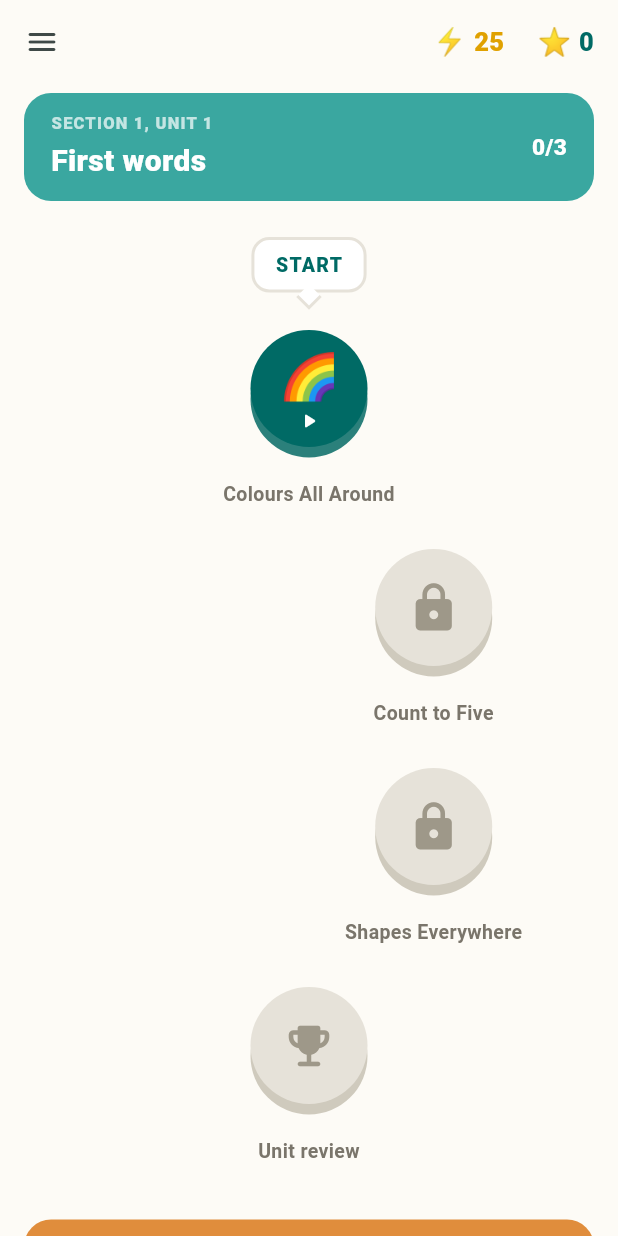
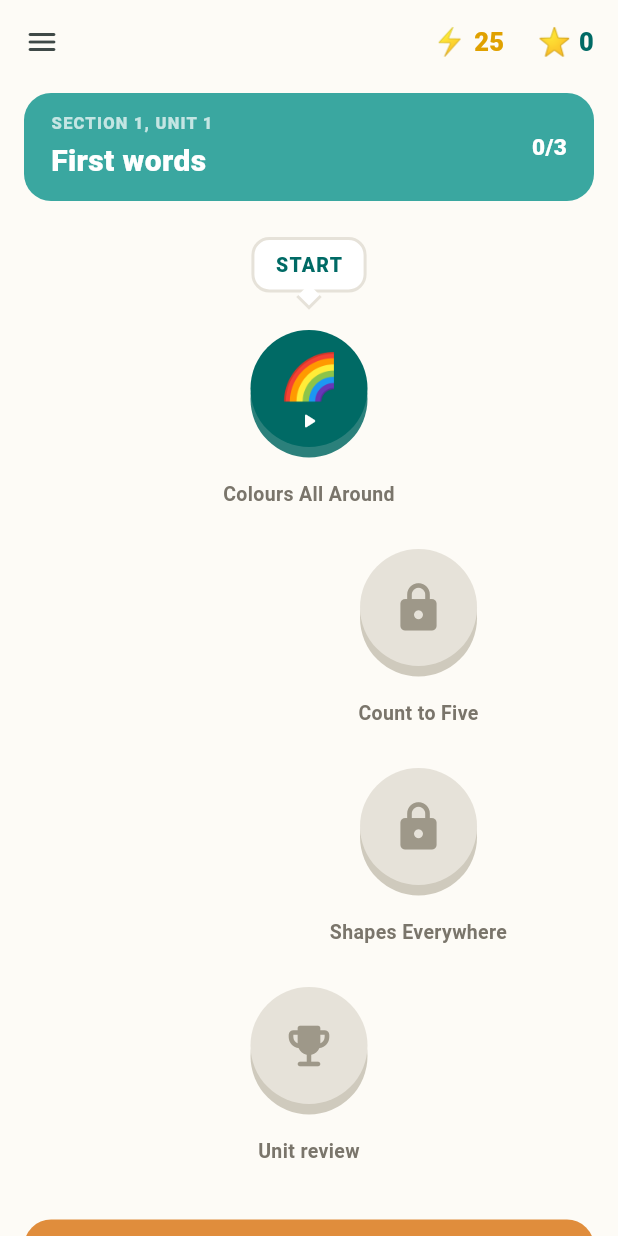
Before and after one commit to damiapp/kids-books, a Flutter app: the screen it shows once a user with an empty profile is signed in, on a phone screen of 412 x 824 dp. Run offline on Flutter 3.47's test engine with Material 3 defaults, Android fonts, the phone set to English and light mode, and no system bars; our stand-ins replace firebase_auth, firebase_core, flutter_tts, shared_preferences; missing offline and left inert: purchases_flutter; accounts and stored records are empty.

Commit message:
Fix untappable path nodes — the zigzag moved paint, not the hit box
Every node offset left or right on the trail ignored taps. _PathRow
drew the zigzag with Transform.translate, which shifts painting only:
the row's layout box stayed centred, so a tap on the visible circle
landed outside that box and the parent rejected it before the
transform was ever consulted. Only the nodes whose offset happened to
be zero — the first lesson of each unit and the trophy — were
clickable, which is exactly the reported symptom.

Swaps the transform for Align, which moves the real layout box, so
the hit area travels with the node. The offset is now a fraction of
the free space rather than a pixel amount, so it also scales with
screen width instead of clamping.

Also makes the START bubble start the lesson. It's the most inviting
target on the screen and tapping it did nothing.

Bumps to 0.8.1+16.
Co-Authored-By: Claude Opus 5 <noreply@anthropic.com>
Claude-Session: https://claude.ai/code/session_01HfN1WFWwEEC8eDXrWps3Gx

```diff
--- a/lib/screens/path_screen.dart
+++ b/lib/screens/path_screen.dart
@@ -517,15 +517,15 @@ class _PathRow extends StatelessWidget {
   @override
   Widget build(BuildContext context) {
     // Sine offset gives the centre → right → right → centre → left → left
-    // zigzag of a Duolingo-style trail.
-    final width = MediaQuery.sizeOf(context).width;
-    final amplitude = min(96.0, width * 0.24);
-    final dx = sin(index * pi / 3) * amplitude;
+    // zigzag of a Duolingo-style trail. This has to be Align, not
+    // Transform.translate: a transform only shifts the painting, leaving
+    // the hit box centred, so every offset node ignored taps.
+    final t = sin(index * pi / 3);
 
     return Padding(
       padding: const EdgeInsets.symmetric(vertical: 10),
-      child: Transform.translate(
-        offset: Offset(dx, 0),
+      child: Align(
+        alignment: Alignment(t * 0.62, 0),
         child: Column(
           children: [
             child,
@@ -594,7 +594,12 @@ class _PathNode extends StatelessWidget {
       mainAxisSize: MainAxisSize.min,
       children: [
         if (showStart) ...[
-          _StartBubble(color: scheme.primary),
+          // The bubble is the most inviting thing on screen — it should
+          // start the lesson too, not just point at the node.
+          GestureDetector(
+            onTap: onTap,
+            child: _StartBubble(color: scheme.primary),
+          ),
           const SizedBox(height: 6),
         ],
         SizedBox(
--- a/pubspec.yaml
+++ b/pubspec.yaml
@@ -5,7 +5,7 @@ publish_to: "none"
 # MINOR when a roadmap phase ships (see README), and always bump the build
 # number (+N, after the +) on every push — that's what makes each APK
 # install as an update on a phone instead of needing an uninstall first.
-version: 0.8.0+15
+version: 0.8.1+16
 
 environment:
   sdk: ">=3.6.0 <4.0.0"
```
